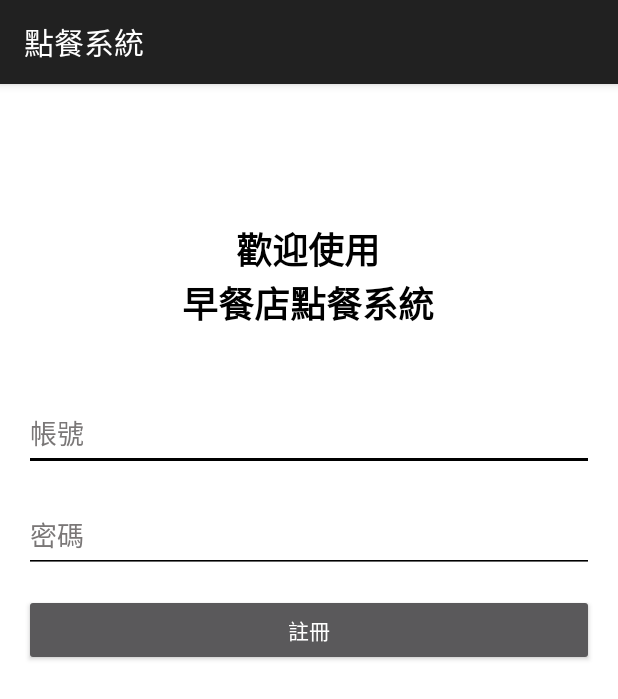
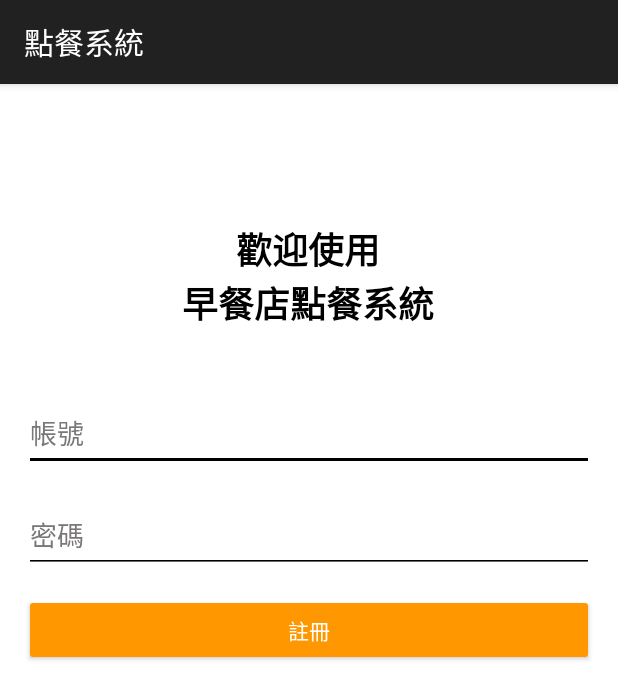
Before and after one commit to balsi2001/IECS-1112-App-APP, an Android app: the SignupMainActivity2 screen opened directly, with no data from a screen before it, on a phone screen of 412 x 824 dp. Shown: the top 699 px of the screen. Run offline under Robolectric (Android 15) with nearby library versions, the phone set to English and light mode, and no system bars.

Commit message:
UI color

```diff
--- a/login/app/src/main/res/layout/activity_signing.xml
+++ b/login/app/src/main/res/layout/activity_signing.xml
@@ -57,6 +57,7 @@
         android:layout_marginStart="16dp"
         android:layout_marginTop="40dp"
         android:layout_marginEnd="16dp"
+        android:backgroundTint="#FF9800"
         android:text="開始點餐"
         app:layout_constraintEnd_toEndOf="parent"
         app:layout_constraintStart_toStartOf="parent"
@@ -97,7 +98,7 @@
         android:id="@+id/textView2"
         android:layout_width="0dp"
         android:layout_height="205dp"
-        android:layout_marginStart="16dp"
+        android:layout_marginStart="48dp"
         android:layout_marginTop="128dp"
         android:layout_marginEnd="16dp"
         android:text="營業時間：\n星期一          06：00~13：00\n星期二          06：00~13：00\n星期三          06：00~13：00\n星期四          06：00~13：00\n星期五                     公休\n星期六          06：00~13：00\n星期日                     公休\n\n※點餐前請先註冊帳號，若已註冊請輸入帳號密碼"
--- a/login/app/src/main/res/layout/activity_signup_main2.xml
+++ b/login/app/src/main/res/layout/activity_signup_main2.xml
@@ -15,6 +15,7 @@
         android:layout_marginStart="16dp"
         android:layout_marginTop="340dp"
         android:layout_marginEnd="16dp"
+        android:backgroundTint="#FF9800"
         android:text="註冊"
         app:layout_constraintEnd_toEndOf="parent"
         app:layout_constraintHorizontal_bias="0.0"
@@ -31,7 +32,8 @@
         android:backgroundTint="#000000"
         android:ems="10"
         android:hint="帳號"
-        android:inputType="textPassword"
+        android:inputType="text"
+        android:textColor="#000000"
         android:textColorHint="#7A7777"
         app:layout_constraintEnd_toEndOf="parent"
         app:layout_constraintHorizontal_bias="0.0"
@@ -49,6 +51,7 @@
         android:ems="10"
         android:hint="密碼"
         android:inputType="textPassword"
+        android:textColor="#000000"
         android:textColorHint="#7A7777"
         app:layout_constraintEnd_toEndOf="parent"
         app:layout_constraintHorizontal_bias="0.0"
```
